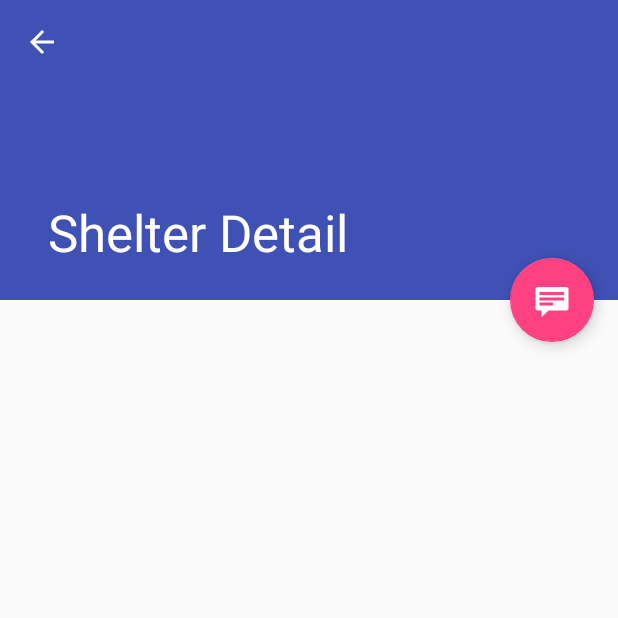
After one commit to bolbilabs/M4, an Android app: the ShelterDetailActivity screen opened directly, with no data from a screen before it, on a phone screen of 412 x 824 dp, the top half of it. The commit adds this screen. Run offline under Robolectric (Android 15) with nearby library versions, the phone set to English and light mode, and no system bars; 3 statements that could not run were skipped.

Commit message:
Created List view and Detail view of Shelters

```diff
--- a/app/build.gradle
+++ b/app/build.gradle
@@ -24,6 +24,8 @@ dependencies {
     implementation 'com.android.support:appcompat-v7:26.1.0'
     implementation 'com.android.support.constraint:constraint-layout:1.0.2'
     implementation 'com.android.support:design:26.1.0'
+    implementation 'com.android.support:support-v4:26.1.0'
+    implementation 'com.android.support:recyclerview-v7:26.1.0'
     testImplementation 'junit:junit:4.12'
     androidTestImplementation 'com.android.support.test:runner:1.0.1'
     androidTestImplementation 'com.android.support.test.espresso:espresso-core:3.0.1'
--- /dev/null
+++ b/app/src/main/java/com/example/navi/m4projectsetupuserstoriesandloginlogout/Controllers/ShelterDetailActivity.java
@@ -0,0 +1,83 @@
+package com.example.navi.m4projectsetupuserstoriesandloginlogout.Controllers;
+
+import android.content.Intent;
+import android.os.Bundle;
+import android.support.design.widget.FloatingActionButton;
+import android.support.design.widget.Snackbar;
+import android.support.v7.widget.Toolbar;
+import android.view.View;
+import android.support.v7.app.AppCompatActivity;
+import android.support.v7.app.ActionBar;
+import android.view.MenuItem;
+
+import com.example.navi.m4projectsetupuserstoriesandloginlogout.R;
+
+/**
+ * An activity representing a single Shelter detail screen. This
+ * activity is only used on narrow width devices. On tablet-size devices,
+ * item details are presented side-by-side with a list of items
+ * in a {@link ShelterListActivity}.
+ */
+public class ShelterDetailActivity extends AppCompatActivity {
+
+    @Override
+    protected void onCreate(Bundle savedInstanceState) {
+        super.onCreate(savedInstanceState);
+        setContentView(R.layout.activity_shelter_detail);
+        Toolbar toolbar = (Toolbar) findViewById(R.id.detail_toolbar);
+        setSupportActionBar(toolbar);
+
+        FloatingActionButton fab = (FloatingActionButton) findViewById(R.id.fab);
+        fab.setOnClickListener(new View.OnClickListener() {
+            @Override
+            public void onClick(View view) {
+                Snackbar.make(view, "Replace with your own detail action", Snackbar.LENGTH_LONG)
+                        .setAction("Action", null).show();
+            }
+        });
+
+        // Show the Up button in the action bar.
+        ActionBar actionBar = getSupportActionBar();
+        if (actionBar != null) {
+            actionBar.setDisplayHomeAsUpEnabled(true);
+        }
+
+        // savedInstanceState is non-null when there is fragment state
+        // saved from previous configurations of this activity
+        // (e.g. when rotating the screen from portrait to landscape).
+        // In this case, the fragment will automatically be re-added
+        // to its container so we don't need to manually add it.
+        // For more information, see the Fragments API guide at:
+        //
+        // http://developer.android.com/guide/components/fragments.html
+        //
+        if (savedInstanceState == null) {
+            // Create the detail fragment and add it to the activity
+            // using a fragment transaction.
+            Bundle arguments = new Bundle();
+            arguments.putString(ShelterDetailFragment.ARG_ITEM_ID,
+                    getIntent().getStringExtra(ShelterDetailFragment.ARG_ITEM_ID));
+            ShelterDetailFragment fragment = new ShelterDetailFragment();
+            fragment.setArguments(arguments);
+            getSupportFragmentManager().beginTransaction()
+                    .add(R.id.shelter_detail_container, fragment)
+                    .commit();
+        }
+    }
+
+    @Override
+    public boolean onOptionsItemSelected(MenuItem item) {
+        int id = item.getItemId();
+        if (id == android.R.id.home) {
+            // This ID represents the Home or Up button. In the case of this
+            // activity, the Up button is shown. For
+            // more details, see the Navigation pattern on Android Design:
+            //
+            // http://developer.android.com/design/patterns/navigation.html#up-vs-back
+            //
+            navigateUpTo(new Intent(this, ShelterListActivity.class));
+            return true;
+        }
+        return super.onOptionsItemSelected(item);
+    }
+}
--- /dev/null
+++ b/app/src/main/java/com/example/navi/m4projectsetupuserstoriesandloginlogout/Controllers/ShelterDetailFragment.java
@@ -0,0 +1,77 @@
+package com.example.navi.m4projectsetupuserstoriesandloginlogout.Controllers;
+
+import android.app.Activity;
+import android.support.design.widget.CollapsingToolbarLayout;
+import android.os.Bundle;
+import android.support.v4.app.Fragment;
+import android.view.LayoutInflater;
+import android.view.View;
+import android.view.ViewGroup;
+import android.widget.TextView;
+
+import com.example.navi.m4projectsetupuserstoriesandloginlogout.Models.PreRegisteredShelters;
+import com.example.navi.m4projectsetupuserstoriesandloginlogout.Models.Shelter;
+import com.example.navi.m4projectsetupuserstoriesandloginlogout.R;
+
+/**
+ * A fragment representing a single Shelter detail screen.
+ * This fragment is either contained in a {@link ShelterListActivity}
+ * in two-pane mode (on tablets) or a {@link ShelterDetailActivity}
+ * on handsets.
+ */
+public class ShelterDetailFragment extends Fragment {
+    /**
+     * The fragment argument representing the item ID that this fragment
+     * represents.
+     */
+    public static final String ARG_ITEM_ID = "item_id";
+
+    /**
+     * The dummy content this fragment is presenting.
+     */
+    private Shelter mItem;
+
+    /**
+     * Mandatory empty constructor for the fragment manager to instantiate the
+     * fragment (e.g. upon screen orientation changes).
+     */
+    public ShelterDetailFragment() {
+    }
+
+    @Override
+    public void onCreate(Bundle savedInstanceState) {
+        super.onCreate(savedInstanceState);
+
+        if (getArguments().containsKey(ARG_ITEM_ID)) {
+            // Load the dummy content specified by the fragment
+            // arguments. In a real-world scenario, use a Loader
+            // to load content from a content provider.
+            PreRegisteredShelters preRegisteredShelters = PreRegisteredShelters.getInstance();
+
+            mItem = preRegisteredShelters.getCurrentShelter();
+
+            Activity activity = this.getActivity();
+            CollapsingToolbarLayout appBarLayout = (CollapsingToolbarLayout) activity.findViewById(R.id.toolbar_layout);
+            if (appBarLayout != null) {
+                appBarLayout.setTitle(mItem.getName());
+            }
+        }
+    }
+
+    @Override
+    public View onCreateView(LayoutInflater inflater, ViewGroup container,
+                             Bundle savedInstanceState) {
+        View rootView = inflater.inflate(R.layout.shelter_detail, container, false);
+
+        // Show the dummy content as text in a TextView.
+        if (mItem != null) {
+            ((TextView) rootView.findViewById(R.id.shelter_detail)).setText("Address: " + mItem.getAddress());
+            ((TextView) rootView.findViewById(R.id.shelter_detail)).append("\nPhone Number: " + mItem.getPhoneNumber());
+            ((TextView) rootView.findViewById(R.id.shelter_detail)).append("\nCapacity: "  + mItem.getCapacity());
+            ((TextView) rootView.findViewById(R.id.shelter_detail)).append("\nNotes: " + mItem.getNotes());
+            ((TextView) rootView.findViewById(R.id.shelter_detail)).append("\nRestrictions: " + mItem.getRestrictions());
+        }
+
+        return rootView;
+    }
+}
--- /dev/null
+++ b/app/src/main/res/layout/activity_shelter_detail.xml
@@ -0,0 +1,53 @@
+<android.support.design.widget.CoordinatorLayout xmlns:android="http://schemas.android.com/apk/res/android"
+    xmlns:app="http://schemas.android.com/apk/res-auto"
+    xmlns:tools="http://schemas.android.com/tools"
+    android:layout_width="match_parent"
+    android:layout_height="match_parent"
+    android:fitsSystemWindows="true"
+    tools:context="com.example.navi.m4projectsetupuserstoriesandloginlogout.Controllers.ShelterDetailActivity"
+    tools:ignore="MergeRootFrame">
+
+    <android.support.design.widget.AppBarLayout
+        android:id="@+id/app_bar"
+        android:layout_width="match_parent"
+        android:layout_height="@dimen/app_bar_height"
+        android:fitsSystemWindows="true"
+        android:theme="@style/ThemeOverlay.AppCompat.Dark.ActionBar">
+
+        <android.support.design.widget.CollapsingToolbarLayout
+            android:id="@+id/toolbar_layout"
+            android:layout_width="match_parent"
+            android:layout_height="match_parent"
+            android:fitsSystemWindows="true"
+            app:contentScrim="?attr/colorPrimary"
+            app:layout_scrollFlags="scroll|exitUntilCollapsed"
+            app:toolbarId="@+id/toolbar">
+
+            <android.support.v7.widget.Toolbar
+                android:id="@+id/detail_toolbar"
+                android:layout_width="match_parent"
+                android:layout_height="?attr/actionBarSize"
+                app:layout_collapseMode="pin"
+                app:popupTheme="@style/ThemeOverlay.AppCompat.Light" />
+
+        </android.support.design.widget.CollapsingToolbarLayout>
+
+    </android.support.design.widget.AppBarLayout>
+
+    <android.support.v4.widget.NestedScrollView
+        android:id="@+id/shelter_detail_container"
+        android:layout_width="match_parent"
+        android:layout_height="match_parent"
+        app:layout_behavior="@string/appbar_scrolling_view_behavior" />
+
+    <android.support.design.widget.FloatingActionButton
+        android:id="@+id/fab"
+        android:layout_width="wrap_content"
+        android:layout_height="wrap_content"
+        android:layout_gravity="center_vertical|start"
+        android:layout_margin="@dimen/fab_margin"
+        app:layout_anchor="@+id/shelter_detail_container"
+        app:layout_anchorGravity="top|end"
+        app:srcCompat="@android:drawable/stat_notify_chat" />
+
+</android.support.design.widget.CoordinatorLayout>
--- /dev/null
+++ b/app/src/main/res/layout/shelter_detail.xml
@@ -0,0 +1,9 @@
+<TextView xmlns:android="http://schemas.android.com/apk/res/android"
+    xmlns:tools="http://schemas.android.com/tools"
+    android:id="@+id/shelter_detail"
+    style="?android:attr/textAppearanceLarge"
+    android:layout_width="match_parent"
+    android:layout_height="match_parent"
+    android:padding="16dp"
+    android:textIsSelectable="true"
+    tools:context="com.example.navi.m4projectsetupuserstoriesandloginlogout.Controllers.ShelterDetailFragment" />
--- a/app/src/main/res/values/dimens.xml
+++ b/app/src/main/res/values/dimens.xml
@@ -3,4 +3,7 @@
     <!-- Default screen margins, per the Android Design guidelines. -->
     <dimen name="activity_horizontal_margin">16dp</dimen>
     <dimen name="activity_vertical_margin">16dp</dimen>
+    <dimen name="app_bar_height">200dp</dimen>
+    <dimen name="item_width">200dp</dimen>
+    <dimen name="text_margin">16dp</dimen>
 </resources>
--- a/app/src/main/res/values/strings.xml
+++ b/app/src/main/res/values/strings.xml
@@ -20,4 +20,6 @@
     </string>
     <string name="title_activity_dashboard">DashboardActivity</string>
     <string name="title_activity_temp">TempActivity</string>
+    <string name="title_shelter_list">Shelters</string>
+    <string name="title_shelter_detail">Shelter Detail</string>
 </resources>
```
Also changed, not shown: app/src/main/AndroidManifest.xml (+22 -3 lines), app/src/main/java/com/example/navi/m4projectsetupuserstoriesandloginlogout/Controllers/DashboardActivity.java (+48 -10 lines), app/src/main/java/com/example/navi/m4projectsetupuserstoriesandloginlogout/Controllers/ShelterListActivity.java (added, +201 -0 lines), app/src/main/java/com/example/navi/m4projectsetupuserstoriesandloginlogout/Models/preRegisteredShelters.java (+17 -22 lines), app/src/main/res/layout-w900dp/shelter_list.xml (added, +38 -0 lines), app/src/main/res/layout/activity_shelter_list.xml (added, +42 -0 lines), app/src/main/res/layout/content_dashboard.xml (+12 -0 lines), app/src/main/res/layout/shelter_list.xml (added, +13 -0 lines), app/src/main/res/layout/shelter_list_content.xml (added, +20 -0 lines), app/src/main/res/raw/homeless_shelter_database.csv (added, +14 -0 lines).
